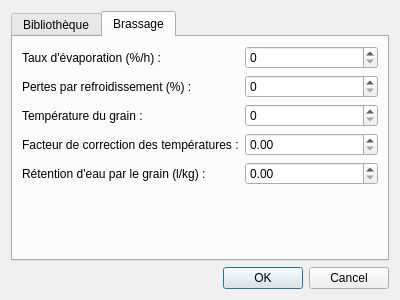
Old version of the form preferences.ui in the repository 314r/joliebulle.
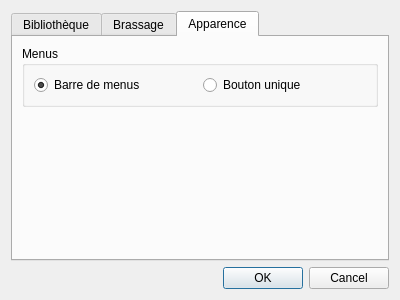
New version of the form.

Commit message: switch menubar/bouton

```diff
--- a/preferences.ui
+++ b/preferences.ui
@@ -20,7 +20,7 @@
       <bool>true</bool>
      </property>
      <property name="currentIndex">
-      <number>1</number>
+      <number>2</number>
      </property>
      <widget class="QWidget" name="Bibliotheque">
       <attribute name="title">
@@ -131,6 +131,55 @@
        </item>
       </layout>
      </widget>
+     <widget class="QWidget" name="Apparence">
+      <attribute name="title">
+       <string>Apparence</string>
+      </attribute>
+      <layout class="QGridLayout" name="gridLayout_2">
+       <item row="0" column="0">
+        <widget class="QGroupBox" name="groupBox">
+         <property name="title">
+          <string>Menus</string>
+         </property>
+         <layout class="QHBoxLayout" name="horizontalLayout_2">
+          <item>
+           <widget class="QRadioButton" name="radioButtonMenuBar">
+            <property name="text">
+             <string>Barre de menus</string>
+            </property>
+            <property name="checked">
+             <bool>true</bool>
+            </property>
+           </widget>
+          </item>
+          <item>
+           <widget class="QRadioButton" name="radioButtonMenuButton">
+            <property name="text">
+             <string>Bouton unique</string>
+            </property>
+            <property name="checked">
+             <bool>false</bool>
+            </property>
+           </widget>
+          </item>
+         </layout>
+        </widget>
+       </item>
+       <item row="1" column="0">
+        <spacer name="verticalSpacer_2">
+         <property name="orientation">
+          <enum>Qt::Vertical</enum>
+         </property>
+         <property name="sizeHint" stdset="0">
+          <size>
+           <width>20</width>
+           <height>40</height>
+          </size>
+         </property>
+        </spacer>
+       </item>
+      </layout>
+     </widget>
     </widget>
    </item>
    <item>
```
The commit also changes 5 other files.
